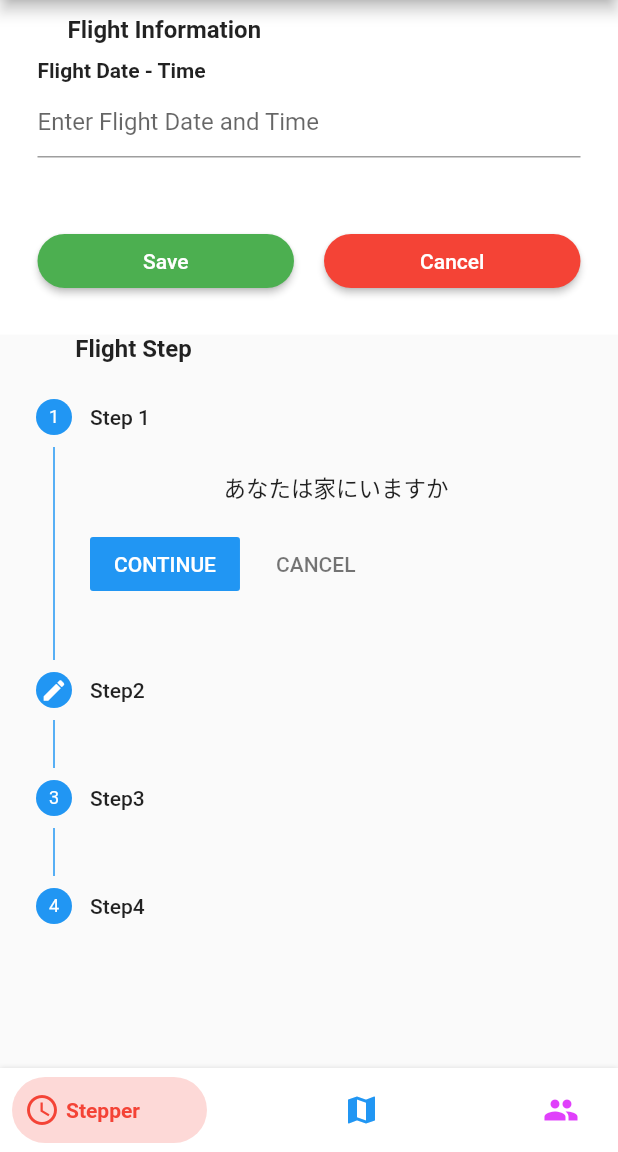
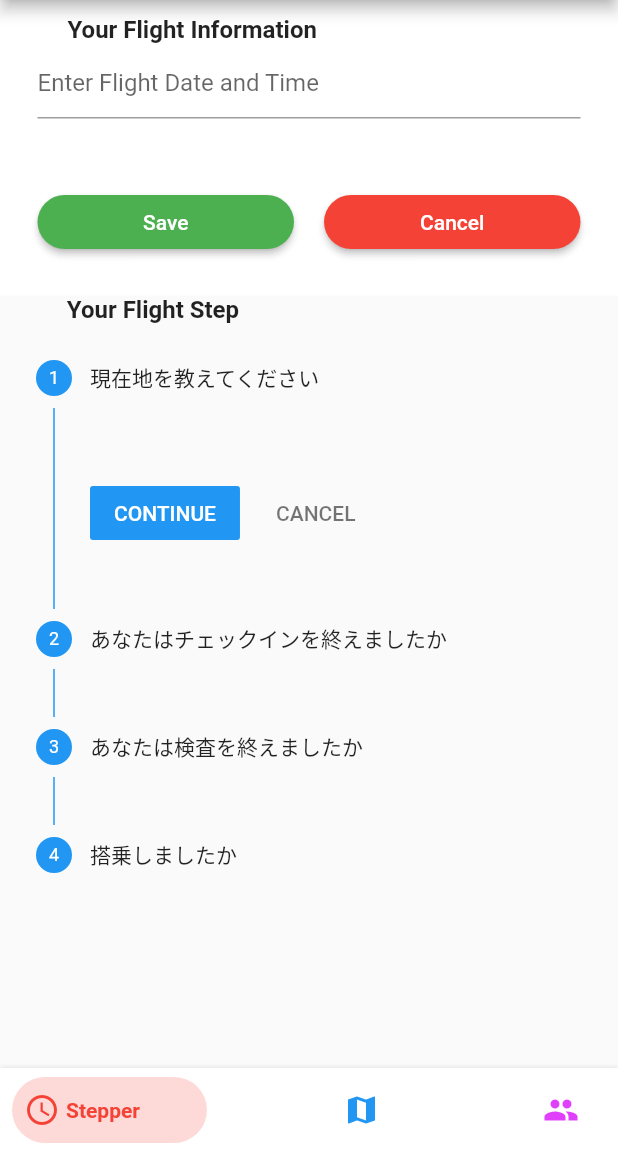
Before and after one commit to Shogo-dayo/acceralation_flutter, a Flutter app: the screen it shows after launch, after a tap on the "edit" icon, on a phone screen of 412 x 824 dp, the part 84-1236 px from its top. Run offline on Flutter 3.47's test engine with Material 2 defaults, Android fonts, the phone set to English and light mode, and no system bars; drawn by our look-alikes of bottom_navy_bar; our stand-ins replace sensors; generated files the repository leaves out were written again; network calls fail.

Commit message:
third commit

```diff
--- /dev/null
+++ b/lib/UserRegist.dart
@@ -0,0 +1,17 @@
+class UserRegist{
+  final String name;
+  final int x;
+  final int y;
+  final int step;
+
+  UserRegist({this.name, this.x, this.y, this.step});
+
+  factory UserRegist.fromJson(Map<String, dynamic> json) {
+    return UserRegist(
+      name: json['name'],
+      x: json['x'],
+      y: json['y'],
+      step: json['step'],
+    );
+  }
+}
--- /dev/null
+++ b/lib/UserStep.dart
@@ -0,0 +1,15 @@
+class UserStep{
+  final String name;
+  final int step;
+
+  UserStep({this.name, this.step});
+//
+//  factory UserRegist.fromJson(Map<String, dynamic> json) {
+//    return UserRegist(
+//      name: json['name'],
+//      x: json['x'],
+//      y: json['y'],
+//      step: json['step'],
+//    );
+//  }
+}
--- a/lib/about.dart
+++ b/lib/about.dart
@@ -118,7 +118,7 @@ class _AboutPageState extends State<AboutPage> with SingleTickerProviderStateMix
                                     mainAxisSize: MainAxisSize.min,
                                     children: <Widget>[
                                       Text(
-                                        'Parsonal Information',
+                                        'Personal Information',
                                         style: TextStyle(
                                             fontSize: 18.0,
                                             fontWeight: FontWeight.bold),
@@ -162,6 +162,7 @@ class _AboutPageState extends State<AboutPage> with SingleTickerProviderStateMix
                                 children: <Widget>[
                                   Flexible(
                                     child: TextField(
+                                      key: _formKey,
                                       decoration: InputDecoration(
                                         hintText: "Enter Your Name",
                                       ),
@@ -210,47 +211,6 @@ class _AboutPageState extends State<AboutPage> with SingleTickerProviderStateMix
                                 ],
                               )),
 
-                          Padding(
-                            padding: EdgeInsets.only(
-                                left: 25.0, right: 25.0, top: 25.0),
-                            child: Row(
-                              mainAxisSize: MainAxisSize.max,
-                              children: <Widget>[
-                                Column(
-                                  mainAxisAlignment: MainAxisAlignment.start,
-                                  mainAxisSize: MainAxisSize.min,
-                                  children: <Widget>[
-                                    Text(
-                                      'Flight Date',
-                                      style: TextStyle(
-                                          fontSize: 16.0,
-                                          fontWeight: FontWeight.bold),
-                                    ),
-                                  ],
-                                ),
-                              ],
-                            ),
-                          ),
-
-                          Padding(
-                              padding: EdgeInsets.only(
-                                  left: 25.0, right: 25.0, top: 2.0),
-                              child: Row(
-                                mainAxisSize: MainAxisSize.max,
-                                children: <Widget>[
-                                  Flexible(
-                                    child: TextField(
-                                      decoration: InputDecoration(
-                                        hintText: "Enter Flight Date",
-                                      ),
-                                      enabled: !_status,
-                                      autofocus: !_status,
-
-                                    ),
-                                  ),
-                                ],
-                              )),
-
                           !_status ? _getActionButtons() : Container(),
                         ],
                       ),
@@ -291,6 +251,10 @@ class _AboutPageState extends State<AboutPage> with SingleTickerProviderStateMix
                       setState(() {
                         _status = true;
                         FocusScope.of(context).requestFocus(FocusNode());
+                        debugPrint("Name : ${_formKey}");
+
+                        //TODO ここでユーザ名をサーバに送る
+
                       });
                     },
                     shape: RoundedRectangleBorder(
--- a/lib/acceralation.dart
+++ b/lib/acceralation.dart
@@ -52,9 +52,9 @@ int getStep(List<Acceralation> acc){
   orgList(putTogether);
   step = checkStep(organizeList);
 
-//  print(putTogether);
-//  print(organizeList);
-//  print("step = ${step}");
+  print(putTogether);
+  print(organizeList);
+  print("step = ${step}");
 
   putTogether.clear();
   organizeList.clear();
--- a/lib/flight.dart
+++ b/lib/flight.dart
@@ -1,5 +1,6 @@
 import 'package:acceralation_flutter/main.dart';
 import "package:flutter/material.dart";
+
 
 class FlightPage extends StatefulWidget {
   @override
@@ -21,23 +22,22 @@ class FlightPageState extends State<FlightPage> {
   List<Step> my_steps = [
     Step(
       // Title of the Step
-        title: Text("Step 1"),
+        title: Text("現在地を教えてください"),
         // Content, it can be any widget here. Using basic Text for this example
-        content: Text("あなたは家にいますか",style: TextStyle(fontSize: 15)),
+        content: Text("", style: TextStyle(fontSize: 12),),
+        isActive: true,),
+    Step(
+        title: Text("あなたはチェックインを終えましたか"),
+        content: Text("",style: TextStyle(fontSize: 12)),
+        // You can change the style of the step icon i.e number, editing, etc.
         isActive: true),
     Step(
-        title: Text("Step2"),
-        content: Text("あなたはチェックインを終えましたか",style: TextStyle(fontSize: 15)),
-        // You can change the style of the step icon i.e number, editing, etc.
-        state: StepState.editing,
+        title: Text("あなたは検査を終えましたか"),
+        content: Text("",style: TextStyle(fontSize: 12)),
         isActive: true),
     Step(
-        title: Text("Step3"),
-        content: Text("あなたは検査を終えましたか",style: TextStyle(fontSize: 15)),
-        isActive: true),
-    Step(
-        title: Text("Step4"),
-        content: Text("搭乗しましたか",style: TextStyle(fontSize: 15)),
+        title: Text("搭乗しましたか"),
+        content: Text("",style: TextStyle(fontSize: 12)),
         isActive: true),
   ];
 
@@ -68,7 +68,7 @@ class FlightPageState extends State<FlightPage> {
                             mainAxisSize: MainAxisSize.min,
                             children: <Widget>[
                               Text(
-                                  'Flight Information',
+                                'Your Flight Information',
                                 style: TextStyle(
                                     fontSize: 16.0,
                                     fontWeight: FontWeight.bold),
@@ -84,26 +84,7 @@ class FlightPageState extends State<FlightPage> {
                           )
                         ],
                       )),
-                    Padding(
-                        padding: EdgeInsets.only(
-                            left: 25.0, right: 25.0, top: 10.0),
-                        child: Row(
-                          mainAxisSize: MainAxisSize.max,
-                          children: <Widget>[
-                            Column(
-                              mainAxisAlignment: MainAxisAlignment.start,
-                              mainAxisSize: MainAxisSize.min,
-                              children: <Widget>[
-                                Text(
-                                  'Flight Date - Time',
-                                  style: TextStyle(
-                                      fontSize: 14.0,
-                                      fontWeight: FontWeight.bold),
-                                ),
-                              ],
-                            ),
-                          ],
-                        )),
+
                   Padding(
                       padding: EdgeInsets.only(
                           left: 25.0, right: 25.0, top: 2.0),
@@ -135,7 +116,7 @@ class FlightPageState extends State<FlightPage> {
             children: <Widget>[
               Container(
                 alignment: Alignment(-0.7,0.3),
-            child : Text("Flight Step",style: TextStyle(
+                child : Text("Your Flight Step",style: TextStyle(
                     fontSize: 16.0,
                     fontWeight: FontWeight.bold),
                 ),
@@ -157,6 +138,10 @@ class FlightPageState extends State<FlightPage> {
                     // update the variable handling the current step value
                     // jump to the tapped step
                     current_step = step;
+
+                    //TODO ここで現時点でのステップをサーバに送る
+
+
 
                   });
                   // Log function call
--- a/lib/map.dart
+++ b/lib/map.dart
@@ -5,6 +5,14 @@ import "acceralation.dart" as acc;
 import 'package:http/http.dart' as http;
 import 'post.dart';
 import 'dart:convert';
+
+
+int step_sum = 0;
+int step_now = 0;
+String name = 'user_1';
+
+//TODO サーバからはお宝があった場合true,お宝がなかった場合false
+//TODO trueの場合のファンクションを考える
 
 
 class MapPage extends StatefulWidget {
@@ -15,8 +23,6 @@ class MapPage extends StatefulWidget {
 
 class _MapPageState extends State<MapPage> {
 
-  Future<Post> post;
-
   acc.Acceralation acceralation;
   List<acc.Acceralation> acceralation_list = [];
 
@@ -24,7 +30,6 @@ class _MapPageState extends State<MapPage> {
 
   List<StreamSubscription<dynamic>> _streamSubscriptions = <StreamSubscription<dynamic>>[];
 
-  int step = 0;
   //x,y,z xは縦軸，yは横軸，zは奥行き
   //gyro : デバイスの回転を示す
 
@@ -33,8 +38,8 @@ class _MapPageState extends State<MapPage> {
     super.initState();
     print("init start");
     getacceralation();
-    post = fetchPost();
-    Timer.periodic(const Duration(seconds: 2), getData);
+    Timer.periodic(const Duration(milliseconds: 500), getData);
+    Timer.periodic(const Duration(milliseconds: 500), UserStepRequest);
   }
 
   @override
@@ -50,6 +55,19 @@ class _MapPageState extends State<MapPage> {
         body: Center(
           child: Column(
               children: <Widget>[
+
+                Container(
+                    width: 400.0,
+                    height: 400.0,
+                    decoration: BoxDecoration(
+                      image: DecorationImage(
+                        image: NetworkImage(
+                            "https://media.qikeru.me/wp-content/uploads/2015/01/zahyou2.png"),
+                        fit: BoxFit.cover,
+                      ),
+                    )
+                ),
+
                 Row(
                   children: <Widget>[
                     Padding(padding: EdgeInsets.all(30)),
@@ -69,7 +87,7 @@ class _MapPageState extends State<MapPage> {
 
                     Padding(padding: EdgeInsets.all(10)),
 
-                    Text("歩数 : ${step}",
+                    Text("歩数 : ${step_sum}",
                       style: TextStyle(fontSize: 30),
                     ),
                   ],
@@ -77,18 +95,6 @@ class _MapPageState extends State<MapPage> {
 
 
                 Padding(padding: EdgeInsets.all(30)),
-
-                Container(
-                    width: 400.0,
-                    height: 400.0,
-                    decoration: BoxDecoration(
-                      image: DecorationImage(
-                        image: NetworkImage(
-                            "https://media.qikeru.me/wp-content/uploads/2015/01/zahyou2.png"),
-                        fit: BoxFit.cover,
-                      ),
-                    )
-                ),
               ],
             ),
         ),
@@ -119,17 +125,15 @@ class _MapPageState extends State<MapPage> {
     }));
   }
 
+
   void getData(Timer timer){
-//    acceralation_list.forEach((e){
-//      print(e.getStep(e));
-//    });
-    step += acc.getStep(acceralation_list);
+    step_now = acc.getStep(acceralation_list);
+    step_sum += step_now;
     acceralation_list.clear();
-
-
   }
 
 }
+
 
 Future<Post> fetchPost() async {
   final response =
@@ -143,3 +147,30 @@ Future<Post> fetchPost() async {
     throw Exception('Failed to load post');
   }
 }
+
+void UserRegistRequest() async {
+  String url = "http://d11f9a85.ngrok.io/location/update";
+  Map<String, String> headers = {'content-type': 'application/json'};
+  String body = json.encode({'name':'user_1','x':3,'y':4,'step':1});
+  http.Response resp = await http.post(url, headers: headers, body: body);
+
+  if (resp.statusCode != 200) {
+    return;
+  }
+//  print(json.decode(resp.body));
+//  print(resp.body);
+}
+
+
+//これでサーバにデータを送信
+void UserStepRequest(Timer timer) async {
+  String url = "http://d11f9a85.ngrok.io/location/update";
+  Map<String, String> headers = {'content-type': 'application/json'};
+  String body = json.encode({'name':name,'step':step_now});
+  http.Response resp = await http.post(url, headers: headers, body: body);
+  if (resp.statusCode != 200) {
+    return;
+  }
+  print(json.decode(resp.body));
+//  print(resp.body);
+}
```
Also changed, not shown: 2 other files. Lines whose indentation alone changed are shown as unchanged.
